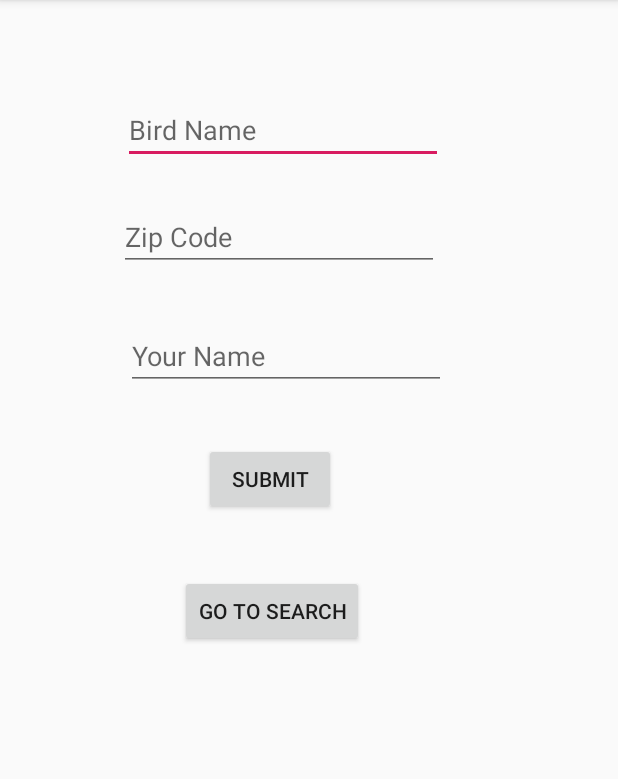
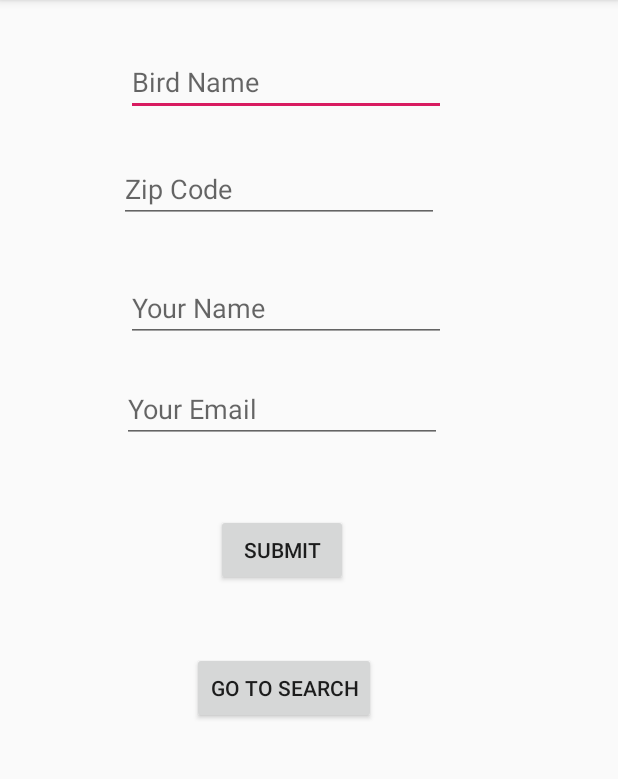
Before and after one commit to jonahperna123/TOHWnov7, an Android app: the screen it shows after launch (MainActivity), after a tap on "SUBMIT", on a phone screen of 412 x 824 dp, the part 84-863 px from its top. Run offline under Robolectric (Android 15) with nearby library versions, the phone set to English and light mode, and no system bars; our stand-ins replace Firebase (no records; nobody signed in at launch, a user with empty details on screens opened directly).

Commit message:
added Firebase authentication, importance factor, email verification

```diff
--- a/app/build.gradle
+++ b/app/build.gradle
@@ -25,6 +25,7 @@ dependencies {
     implementation 'androidx.constraintlayout:constraintlayout:1.1.3'
     implementation 'com.google.firebase:firebase-database:16.0.4'
     implementation 'com.google.firebase:firebase-core:16.0.4'
+    implementation 'com.google.firebase:firebase-auth:16.0.5'
     testImplementation 'junit:junit:4.12'
     androidTestImplementation 'androidx.test:runner:1.1.1'
     androidTestImplementation 'androidx.test.espresso:espresso-core:3.1.1'
--- a/app/src/main/java/com/example/tohwnov7/Bird.java
+++ b/app/src/main/java/com/example/tohwnov7/Bird.java
@@ -5,14 +5,18 @@ public class Bird {
     public String birdName;
     public String zipCode;
     public String personName;
+    public String email;
+    public int importance;
 
     public Bird() {
 
     }
 
-    public Bird(String birdName, String zipCode, String personName) {
+    public Bird(String birdName, String zipCode, String personName, String email, int importance) {
         this.birdName = birdName;
         this.zipCode = zipCode;
         this.personName = personName;
+        this.email = email;
+        this.importance = importance;
     }
 }
--- a/app/src/main/java/com/example/tohwnov7/MainActivity.java
+++ b/app/src/main/java/com/example/tohwnov7/MainActivity.java
@@ -9,22 +9,27 @@ import android.widget.Button;
 import android.widget.EditText;
 import android.widget.Toast;
 
+import com.google.firebase.auth.FirebaseAuth;
+import com.google.firebase.auth.FirebaseUser;
 import com.google.firebase.database.DatabaseReference;
 import com.google.firebase.database.FirebaseDatabase;
 
 public class MainActivity extends AppCompatActivity implements View.OnClickListener {
 
-    EditText editTextBirdName, editTextPersonalName, editTextZipCode;
+    EditText editTextBirdName, editTextPersonalName, editTextZipCode, editTextEmail;
     Button buttonSearch, buttonSubmit;
+    private FirebaseAuth mAuth;
 
     @Override
     protected void onCreate(Bundle savedInstanceState) {
         super.onCreate(savedInstanceState);
         setContentView(R.layout.activity_main);
+        mAuth = FirebaseAuth.getInstance();
 
         editTextBirdName = findViewById(R.id.editTextBirdName);
         editTextPersonalName = findViewById(R.id.editTextPersonalName);
         editTextZipCode = findViewById(R.id.editTextZipCode);
+        editTextEmail = findViewById(R.id.editTextEmail);
 
         buttonSearch = findViewById(R.id.buttonSearch);
         buttonSubmit = findViewById(R.id.submitButton);
@@ -50,10 +55,23 @@ public class MainActivity extends AppCompatActivity implements View.OnClickListe
             String birdName = editTextBirdName.getText().toString();
             String personalName = editTextPersonalName.getText().toString();
             String zipCode = editTextZipCode.getText().toString();
-            DatabaseReference myRef = database.getReference(zipCode);
+            String userInpEmail = editTextEmail.getText().toString();
+            FirebaseUser user = mAuth.getCurrentUser();
+            String email = "";
+            int importance = 0;
+            if (user != null) {
+                email = user.getEmail();
+            }
+            if (!email.equals(userInpEmail)) {
+                Toast.makeText(MainActivity.this, "Error, email you entered must match current user", Toast.LENGTH_LONG).show();
+            } else {
+                DatabaseReference myRef = database.getReference(zipCode);
 
-            Bird birdEntry = new Bird(birdName, zipCode, personalName);
-            myRef.setValue(birdEntry);
+                Bird birdEntry = new Bird(birdName, zipCode, personalName, email, importance);
+                myRef.setValue(birdEntry);
+                Toast.makeText(MainActivity.this, "Bird entered", Toast.LENGTH_LONG).show();
+            }
+
 
 
 
--- a/app/src/main/res/layout/activity_main.xml
+++ b/app/src/main/res/layout/activity_main.xml
@@ -10,8 +10,8 @@
         android:id="@+id/editTextBirdName"
         android:layout_width="wrap_content"
         android:layout_height="wrap_content"
-        android:layout_marginStart="82dp"
-        android:layout_marginTop="64dp"
+        android:layout_marginStart="84dp"
+        android:layout_marginTop="32dp"
         android:ems="10"
         android:hint="Bird Name"
         android:inputType="textPersonName"
@@ -46,19 +46,31 @@
         android:id="@+id/submitButton"
         android:layout_width="wrap_content"
         android:layout_height="wrap_content"
-        android:layout_marginStart="136dp"
-        android:layout_marginTop="35dp"
+        android:layout_marginStart="144dp"
+        android:layout_marginTop="47dp"
         android:text="Submit"
         app:layout_constraintStart_toStartOf="parent"
-        app:layout_constraintTop_toBottomOf="@+id/editTextPersonalName" />
+        app:layout_constraintTop_toBottomOf="@+id/editTextEmail" />
 
     <Button
         android:id="@+id/buttonSearch"
         android:layout_width="wrap_content"
         android:layout_height="wrap_content"
-        android:layout_marginStart="120dp"
-        android:layout_marginTop="40dp"
+        android:layout_marginStart="128dp"
+        android:layout_marginTop="44dp"
         android:text="Go to Search"
         app:layout_constraintStart_toStartOf="parent"
         app:layout_constraintTop_toBottomOf="@+id/submitButton" />
+
+    <EditText
+        android:id="@+id/editTextEmail"
+        android:layout_width="wrap_content"
+        android:layout_height="wrap_content"
+        android:layout_marginStart="81dp"
+        android:layout_marginTop="22dp"
+        android:ems="10"
+        android:hint="Your Email"
+        android:inputType="textPersonName"
+        app:layout_constraintStart_toStartOf="parent"
+        app:layout_constraintTop_toBottomOf="@+id/editTextPersonalName" />
 </androidx.constraintlayout.widget.ConstraintLayout>
```
Also changed, not shown: app/src/main/AndroidManifest.xml (+8 -1 lines), app/src/main/java/com/example/tohwnov7/loginActivity.java (added, +91 -0 lines), app/src/main/res/layout/activity_login.xml (added, +54 -0 lines).
